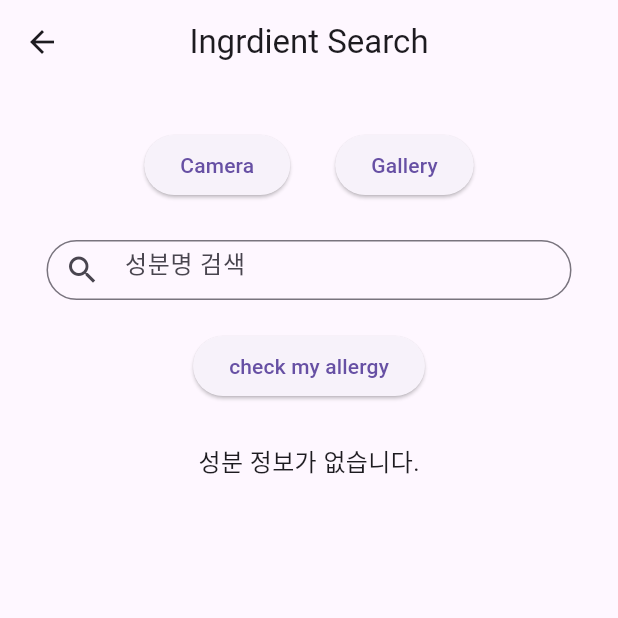
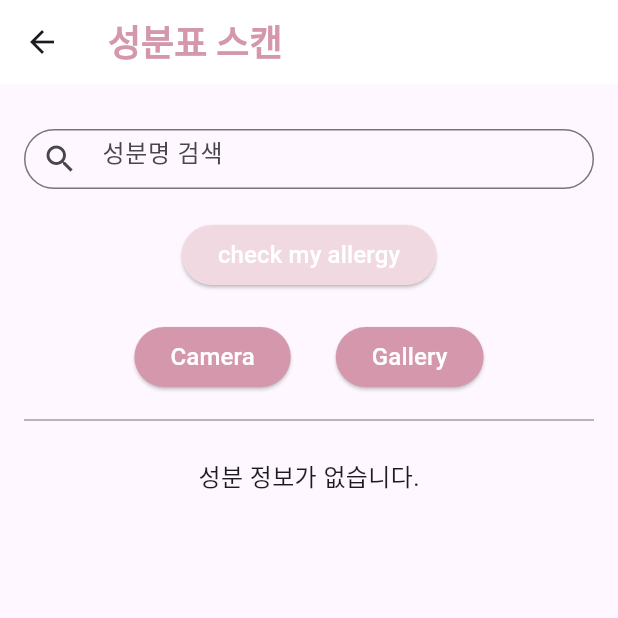
Before and after one commit to Tmfprl/is_app, a Flutter app: the CameraPage screen opened directly, on a phone screen of 412 x 824 dp, the top half of it. Run offline on Flutter 3.47's test engine with Material 3 defaults, Android fonts, the phone set to English and light mode, and no system bars; our stand-ins replace flutter_secure_storage, image_cropper, image_picker; missing offline and left inert: mysql_client; accounts and stored records are empty.

Commit message:
Update imageModule.dart

```diff
--- a/lib/ingredientListScan/imageModule.dart
+++ b/lib/ingredientListScan/imageModule.dart
@@ -7,23 +7,6 @@ import 'package:is_app/config/DBConnect.dart';
 import 'package:is_app/config/StorageService.dart';
 import 'package:is_app/ingredientListScan/ViewIngredientInfo.dart';
 
-/// ingredient scan main funtion
-///
-/// @author : 박경은
-///
-/// method
-/// : pickImage()
-/// : _showIngredientTypeDialog()
-/// : _fetchAllIngredientInfo()
-/// : fetchIngredientInfo()
-/// : _processExtractedText()
-/// : cropImages()
-/// : _buildButton()
-///
-/// update history
-/// : 2024.10.31_add code info
-///
-
 class CameraPage extends StatefulWidget {
   const CameraPage({super.key});
 
@@ -32,18 +15,16 @@ class CameraPage extends StatefulWidget {
 }
 
 class _CameraPageState extends State<CameraPage> {
-  // final _storageService = StorageService();
   final _databaseService = DatabaseService();
   XFile? image;
   CroppedFile? croppedFile;
   final ImagePicker picker = ImagePicker();
   String? extractedText;
   List<String> ingredients = [];
-  String? selectedIngredientInfo; // 선택된 성분 정보 저장
-  String? selectedTable; // 선택된 성분표 종류를 저장할 변수
+  String? selectedIngredientInfo;
+  String? selectedTable;
   String search = '';
 
-  // 이미지 선택 및 텍스트 추출 후 카테고리 선택
   void pickImage(bool pickGalleryImage) async {
     try {
       image = pickGalleryImage
@@ -63,144 +44,137 @@ class _CameraPageState extends State<CameraPage> {
                 setState(() {
                   extractedText = text;
                 });
-                // 텍스트 추출 후 성분 리스트 생성
-              _processExtractedText(extractedText!, 'cosmetic'); // 임의로 'cosmetic' 카테고리 지정
-
-                // 텍스트 추출 후 카테고리 선택
-                _showIngredientTypeDialog(ingredients.first); // 카테고리 선택 팝업 호출
+                _processExtractedText(extractedText!, 'cosmetic');
+                _showIngredientTypeDialog(ingredients.first);
               },
             ),
           ),
         );
       }
     } catch (e) {
-      print('Error picking image: $e'); // 에러 핸들링
+      print('Error picking image: $e');
     }
   }
 
-  // 카테고리 선택 다이얼로그
   Future<void> _showIngredientTypeDialog(String ingredient) async {
     String? selectedType = await showDialog(
       context: context,
       builder: (BuildContext context) {
         return AlertDialog(
-          title: Text("성분표 종류를 선택하세요"),
+          backgroundColor: Colors.white,  // 다이얼로그 배경 색상
+          title: Text(
+            "성분표 종류를 선택하세요",
+            style: TextStyle(
+              color: const Color.fromARGB(255, 48, 53, 51),  // 제목 글자 색상
+            ),
+          ),
           content: Column(
             mainAxisSize: MainAxisSize.min,
             children: [
               ElevatedButton(
                 onPressed: () {
-                  Navigator.pop(context); // 다이얼로그 닫기
+                  Navigator.pop(context);
                   setState(() {
-                    selectedTable = 'cosmetic_ingredient'; // 선택한 성분표 종류
+                    selectedTable = 'cosmetic_ingredient';
                   });
-                  // Navigator.push(
-                  //   context,
-                  //   MaterialPageRoute(builder: (context) => const ViewInfo()),
-                  // );
                 },
-                child: Text('화장품 성분표'),
+                child: Text(
+                  '화장품 성분표',
+                  style: TextStyle(
+                    color: Colors.white,  // 버튼 글자 색상
+                    fontSize: 16,          // 버튼 글자 크기
                   ),
-              // ElevatedButton(
-              //   onPressed: () {
-              //     Navigator.pop(context); // 다이얼로그 닫기
-              //     setState(() {
-              //       selectedTable = 'medical_items'; // 선택한 성분표 종류
-              //     });
-              //     // Navigator.push(
-              //     //   context,
-              //     //   MaterialPageRoute(builder: (context) => const ViewInfo()),
-              //     // );
-              //   },
-              //   child: Text('의약품 성분표'),
-              // ),
+                ),
+                style: ElevatedButton.styleFrom(
+                  backgroundColor: const Color.fromARGB(255, 157, 174, 167),  // 버튼 배경 색상
+                  shape: RoundedRectangleBorder(
+                    borderRadius: BorderRadius.circular(30),  // 버튼의 둥근 모서리
+                  ),
+                ),
+              ),
+              SizedBox(height: 10),  // 버튼 간 간격
               ElevatedButton(
                 onPressed: () {
-                  Navigator.pop(context); // 다이얼로그 닫기
+                  Navigator.pop(context);
                   setState(() {
-                    selectedTable = 'chemical_ingredient'; // 선택한 성분표 종류
+                    selectedTable = 'medical_items';
                   });
-                  // Navigator.push(
-                  //   context,
-                  //   MaterialPageRoute(builder: (context) => const ViewInfo()),
-                  // );
                 },
-                child: Text('화학약품 성분표'),
+                child: Text(
+                  '의약품 성분표',
+                  style: TextStyle(
+                    color: Colors.white,  // 버튼 글자 색상
+                    fontSize: 16,          // 버튼 글자 크기
+                  ),
+                ),
+                style: ElevatedButton.styleFrom(
+                  backgroundColor: const Color.fromARGB(255, 157, 174, 167),
+                  shape: RoundedRectangleBorder(
+                    borderRadius: BorderRadius.circular(30),
+                  ),
+                ),
+              ),
+              SizedBox(height: 10),
+              ElevatedButton(
+                onPressed: () {
+                  Navigator.pop(context);
+                  setState(() {
+                    selectedTable = 'chemical_ingredient';
+                  });
+                },
+                child: Text(
+                  '화학약품 성분표',
+                  style: TextStyle(
+                    color: Colors.white,  // 버튼 글자 색상
+                    fontSize: 16,          // 버튼 글자 크기
+                  ),
+                ),
+                style: ElevatedButton.styleFrom(
+                  backgroundColor: const Color.fromARGB(255, 157, 174, 167),
+                  shape: RoundedRectangleBorder(
+                    borderRadius: BorderRadius.circular(30),
+                  ),
+                ),
               ),
             ],
           ),
-
         );
       },
     );
+
     if (selectedType != null) {
-      // 선택된 성분표 종류를 가지고 메인 화면으로 돌아가기
       fetchIngredientInfo(selectedType);
     }
   }
 
-
-  // 선택한 카테고리에 따라 성분 정보를 가져오는 함수
-  Future<void> _fetchAllIngredientInfo(String ingredient, tableName) async {
-    for (String ingredient in ingredients) {
-      await _fetchAllIngredientInfo(ingredient.trim(), tableName); // 선택된 카테고리에 맞게 조회
-    }
-  }
-
-  // DB에서 성분 정보 조회 (카테고리별로 다른 테이블 조회)
-  // Future<void> fetchIngredientInfo(String ingredient) async {
-  //   if (selectedTable != null) {
-  //     var ingredientInfo = await _databaseService.getIngredientInfoFromDB(ingredient.trim(), selectedTable!);
-
-  //     if (ingredientInfo != null) {
-  //       setState(() {
-  //         selectedIngredientInfo =  ingredientInfo; // 성분 정보가 있을 때 반환
-  //       });
-  //     } else {
-  //       setState(() {
-  //         selectedIngredientInfo =  "해당 성분에 대한 정보가 없습니다."; // 성분 정보가 없을 때 메시지 반환
-  //       });
-  //     }
-  //   } else {
-  //     setState(() {
-  //         selectedIngredientInfo =  "성분표 종류를 먼저 선택하세요."; // 선택된 테이블이 없는 경우 메시지 반환
-  //       });
-  //   }
-  // }
   Future<String> fetchIngredientInfo(String ingredient) async {
     if (selectedTable != null) {
       var ingredientInfo = await _databaseService.getIngredientInfoFromDB(ingredient.trim(), selectedTable!);
 
       if (ingredientInfo != null) {
-        return ingredientInfo; // 성분 정보가 있을 때 반환
+        return ingredientInfo;
       } else {
-        return "해당 성분에 대한 정보가 없습니다."; // 성분 정보가 없을 때 메시지 반환
+        return "해당 성분에 대한 정보가 없습니다.";
       }
     } else {
-      return "성분표 종류를 먼저 선택하세요."; // 선택된 테이블이 없는 경우 메시지 반환
+      return "성분표 종류를 먼저 선택하세요.";
     }
   }
 
-
-  // 성분 텍스트를 처리하는 함수
   void _processExtractedText(String tableName, String columnName) {
-    // 필터링할 단어 목록 정의 (제거하고자 하는 단어들)
     List<String> wordsToExclude = ['전성분', '보존제', '기타물질', '양쪽성이온계', '음이온계', '사용방법', '4 ppm'];
-
-    // "전성분"과 다른 불필요한 단어들을 제거
     String cleanedText = extractedText ?? '';
 
     for (String word in wordsToExclude) {
       cleanedText = cleanedText.replaceAll(RegExp('$word[\s]*', caseSensitive: false), '');
     }
 
-    // 줄바꿈 및 공백 정리
     cleanedText = cleanedText
-        .replaceAll(RegExp(r'[\n\r\t]'), '')  // 줄바꿈과 탭을 공백으로 변환
-        .replaceAll(RegExp(r'\s+'), ' ')  // 여러 개의 공백을 하나로 변환
-        .replaceAll('[', '') // '['를 '대체할 문자1'로
-        .replaceAll(']', '') // ']'를 '대체할 문자2'로
-        .replaceAll('1,', '') // '1'을 '대체할 문자3'로
+        .replaceAll(RegExp(r'[\n\r\t]'), '')
+        .replaceAll(RegExp(r'\s+'), ' ')
+        .replaceAll('[', '')
+        .replaceAll(']', '')
+        .replaceAll('1,', '')
         .replaceAll(':', ', ')
         .replaceAll('•', '')
         .replaceAll('·', ', ')
@@ -209,13 +183,11 @@ class _CameraPageState extends State<CameraPage> {
         .replaceAll(')', ', ')
         .trim();
 
-    // 성분을 콤마와 공백으로 분리하여 리스트로 만듦
     ingredients = cleanedText.split(RegExp(r',\s*'));
     print("Extracted Ingredients: $ingredients");
 
-    // 각 성분의 정보를 데이터베이스에서 조회
     for (String ingredient in ingredients) {
-      fetchIngredientInfo(ingredient.trim()); // 각 성분명에 대해 정보 조회
+      fetchIngredientInfo(ingredient.trim());
     }
   }
 
@@ -232,16 +204,11 @@ class _CameraPageState extends State<CameraPage> {
     return croppedFile!;
   }
 
-  // 알러지 체크하고 다이얼로그를 띄우는 메소드
-  void _checkAndNotifyBeforeButton(List<String> ingredient)async {
-    // 사용자의 알러지 정보 조회을 위한 아이디 가져오기
-    // String? userId = await _storageService.getUserInfo('usr_id');
-    print(ingredient);
-
+  void _checkAndNotifyBeforeButton(List<String> ingredient) async {
     List<String> allergies = await _databaseService.getUserAllergies(ingredient);
     await showDialog<void>(
       context: context,
-      builder: (BuildContext dialogContext) { // dialogContext 사용
+      builder: (BuildContext dialogContext) {
         return AlertDialog(
           title: Text('알러지 정보'),
           content: Text(
@@ -252,7 +219,7 @@ class _CameraPageState extends State<CameraPage> {
           actions: [
             TextButton(
               onPressed: () {
-                Navigator.of(dialogContext).pop(); // 다이얼로그 닫기
+                Navigator.of(dialogContext).pop();
               },
               child: Text('확인'),
             ),
@@ -277,7 +244,7 @@ class _CameraPageState extends State<CameraPage> {
           actions: <Widget>[
             TextButton(
               onPressed: () {
-                Navigator.of(dialogContext).pop(); // 다이얼로그 닫기
+                Navigator.of(dialogContext).pop();
               },
               child: Text('확인'),
             ),
@@ -287,27 +254,62 @@ class _CameraPageState extends State<CameraPage> {
     );
   }
 
-  // 성분명 검색 필터링
   void _filterIngredients(String inputSearch) {
     setState(() {
       search = inputSearch;
     });
   }
 
-
   _buildButton() {
-    return Row(
+    return Column(
+      children: [
+        Row(
           mainAxisAlignment: MainAxisAlignment.center,
           children: [
             ElevatedButton(
               onPressed: () => pickImage(false),
-          child: Text('Camera'),
+              child: Text(
+                'Camera',
+                style: TextStyle(
+                  color: Colors.white,  // 글자 색을 흰색으로 설정
+                  fontSize: 16,          // 폰트 사이즈 설정
+                ),
+              ),
+              style: ElevatedButton.styleFrom(
+                backgroundColor: const Color.fromARGB(255, 212, 151, 171),
+                shape: RoundedRectangleBorder(
+                  borderRadius: BorderRadius.circular(30),
+                ),
+              ),
             ),
             SizedBox(width: 30),
             ElevatedButton(
               onPressed: () => pickImage(true),
-          child: Text('Gallery'),
+              child: Text(
+                'Gallery',
+                style: TextStyle(
+                  color: Colors.white,  // 글자 색을 흰색으로 설정
+                  fontSize: 16,          // 폰트 사이즈 설정
                 ),
+              ),
+              style: ElevatedButton.styleFrom(
+                backgroundColor: const Color.fromARGB(255, 212, 151, 171),
+                shape: RoundedRectangleBorder(
+                  borderRadius: BorderRadius.circular(30),
+                ),
+              ),
+            ),
+          ],
+        ),
+        // 버튼 아래에 구분선 추가
+        SizedBox(height: 10),
+        Divider(
+          color: Colors.grey, // 선 색상
+          thickness: 1,  // 선 두께
+          indent: 16,  // 왼쪽 여백
+          endIndent: 16, // 오른쪽 여백
+        ),
+        SizedBox(height: 10),  // 구분선과 다른 요소 사이에 간격 추가
       ],
     );
   }
@@ -316,19 +318,24 @@ class _CameraPageState extends State<CameraPage> {
   Widget build(BuildContext context) {
     return Scaffold(
       appBar: AppBar(
-        title: Text('Ingrdient Search'),
-        centerTitle: true,
+        title: Text(
+          '성분표 스캔',
+          style: TextStyle(
+            fontSize: 24,
+            fontWeight: FontWeight.bold,
+            color: Color.fromARGB(255, 212, 151, 171),
+          ),
+        ),
+        backgroundColor: Colors.white,
+        elevation: 0,
       ),
       body: Column(
         children: [
           const SizedBox(height: 30, width: double.infinity),
-          _buildButton(),
-          const SizedBox(height: 10),
-          SizedBox(height: 16),
           Padding(
             padding: const EdgeInsets.symmetric(horizontal: 16.0),
             child: Container(
-              width: 350,
+              width: double.infinity,
               height: 40,
               child: TextField(
                 decoration: InputDecoration(
@@ -345,64 +352,67 @@ class _CameraPageState extends State<CameraPage> {
                 ),
                 style: TextStyle(fontSize: 16),
                 textAlignVertical: TextAlignVertical.center,
-                onChanged: _filterIngredients, // 입력할 때마다 필터링
+                onChanged: _filterIngredients,
               ),
             ),
           ),
           SizedBox(height: 20),
           ElevatedButton(
-            onPressed: () => _checkAndNotifyBeforeButton(ingredients), // 알러지 성분 확인 버튼
-            child: Text('check my allergy'),
+            onPressed: () => _checkAndNotifyBeforeButton(ingredients),
+            child: Text(
+              'check my allergy',
+              style: TextStyle(
+                color: Colors.white,  // 글자 색을 흰색으로 설정
+                fontSize: 16,          // 폰트 사이즈 설정
+              ),
+            ),
+            style: ElevatedButton.styleFrom(
+              backgroundColor: ingredients.isEmpty
+                  ? const Color.fromARGB(255, 240, 217, 225)
+                  : const Color.fromARGB(255, 157, 174, 167),
+              shape: RoundedRectangleBorder(
+                borderRadius: BorderRadius.circular(30), // 버튼 테두리 둥글게
+              ),
+            ),
           ),
           const SizedBox(height: 20),
+          _buildButton(), // 카메라 및 갤러리 버튼 및 구분선
+
           Expanded(
             child: ingredients.isNotEmpty
                 ? ListView.builder(
                     itemCount: ingredients.length,
                     itemBuilder: (context, index) {
-                        // 공백이 아닌 경우에만 버튼 생성
-                        // 검색어가 없으면 모든 성분을 보여주고, 검색어가 있으면 필터링하여 해당 성분만 보여준다.
                       if (ingredients[index].trim().isNotEmpty &&
-                        (search.isEmpty ||
-                        ingredients[index].toLowerCase().contains(search.toLowerCase()))) {
-                        return ElevatedButton(
+                          (search.isEmpty || ingredients[index].toLowerCase().contains(search.toLowerCase()))) {
+                        return Padding(
+                          padding: const EdgeInsets.symmetric(horizontal: 70.0),  // 좌우에 여백을 추가
+                          child: ElevatedButton(
                             onPressed: () async {
-                            // 성분 정보를 비동기로 가져오기
                               String ingredientInfo = await fetchIngredientInfo(ingredients[index]);
-                            // 다이얼로그로 성분 정보 표시
                               _showIngredientInfoDialog(context, ingredientInfo);
                             },
                             child: Text(
                               ingredients[index] == "2-헥산다이올"
-                              ? "1, 2-헥산다이올" // 조건이 맞으면 "1,2-헥산다이올" 버튼을 생성
-                              : ingredients[index], // 조건이 아니라면 원래 성분명 사용
-                            style: TextStyle(fontSize: 16),
+                                ? "1, 2-헥산다이올"
+                                : ingredients[index],
+                              style: TextStyle(
+                                fontSize: 16,
+                                color: Colors.white,  // 텍스트 색상을 흰색으로 설정
+                              ),
+                            ),
+                            style: ElevatedButton.styleFrom(
+                              backgroundColor: const Color.fromARGB(255, 153, 168, 187),
+                              shape: RoundedRectangleBorder(
+                                borderRadius: BorderRadius.circular(30),
+                              ),
+                            ),
                           ),
                         );
                       } else {
-                        // 조건을 만족하지 않으면 빈 SizedBox 반환
                         return SizedBox.shrink();
                       }
-                      }
-                      //   if (ingredients[index].trim().isNotEmpty) {
-                      //     return ElevatedButton(
-                      //       onPressed: () async {
-                      //         // fetchIngredientInfo(ingredients[index]);
-                      //         String ingredientInfo = await fetchIngredientInfo(ingredients[index]);
-                      //         _showIngredientInfoDialog(context, ingredientInfo);
-                      //       },
-                      //       child: Text(
-                      //         ingredients[index] == "2-헥산다이올"
-                      //           ? "1, 2-헥산다이올"  // 조건이 맞으면 "1,2-헥산다이올" 버튼을 생성
-                      //           : ingredients[index], // 조건이 아니라면 원래 성분명 사용
-                      //         style: TextStyle(fontSize: 16),
-                      //       ),
-                      //     );
-                      //   } else {
-                      //     // 공백 성분명을 건너뛰기 위해 빈 SizedBox 반환
-                      //     return SizedBox.shrink();
-                      //   }
-                      // },
+                    },
                   )
                 : Container(
                     padding: const EdgeInsets.all(8.0),
@@ -411,24 +421,10 @@ class _CameraPageState extends State<CameraPage> {
                       style: TextStyle(fontSize: 16),
                     ),
                   ),
-
           ),
-            // const SizedBox(height: 20),
-            // Container(
-            //   padding: const EdgeInsets.all(8.0),
-            //   color: const Color(0xffe2e5e8),
-            //   child: selectedIngredientInfo != null
-            //       ? Text(
-            //           selectedIngredientInfo!,
-            //           style: TextStyle(fontSize: 16),
-            //         )
-            //       : const Text(
-            //           "성분 정보를 선택하세요.",
-            //           style: TextStyle(fontSize: 16),
-            //       ),
-            // ),
         ],
       ),
     );
   }
+
 }
```
Lines whose indentation alone changed are shown as unchanged.
